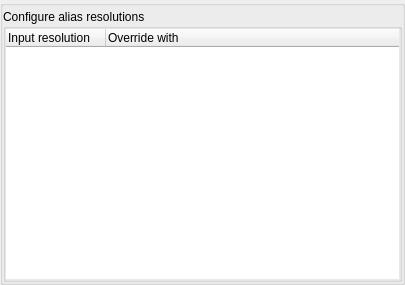
mrehkopf/vcs, file src/display/qt/dialogs/ui/alias_dialog.ui: the form before one commit.
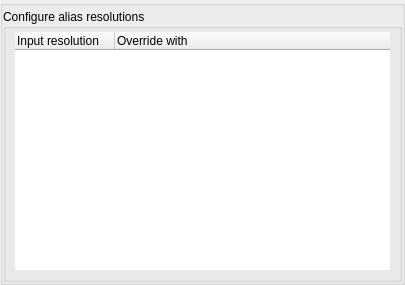
The form after the commit.

Commit message: gui/alias-dialog: Tweak styling

The edit to the form file:
```diff
--- a/src/display/qt/dialogs/ui/alias_dialog.ui
+++ b/src/display/qt/dialogs/ui/alias_dialog.ui
@@ -63,16 +63,16 @@
           <number>3</number>
          </property>
          <property name="leftMargin">
-          <number>0</number>
+          <number>9</number>
          </property>
          <property name="topMargin">
-          <number>0</number>
+          <number>3</number>
          </property>
          <property name="rightMargin">
-          <number>0</number>
+          <number>9</number>
          </property>
          <property name="bottomMargin">
-          <number>0</number>
+          <number>9</number>
          </property>
          <item>
           <widget class="QTreeWidget" name="treeWidget_knownAliases">
```
The commit also changes 1 other file.
